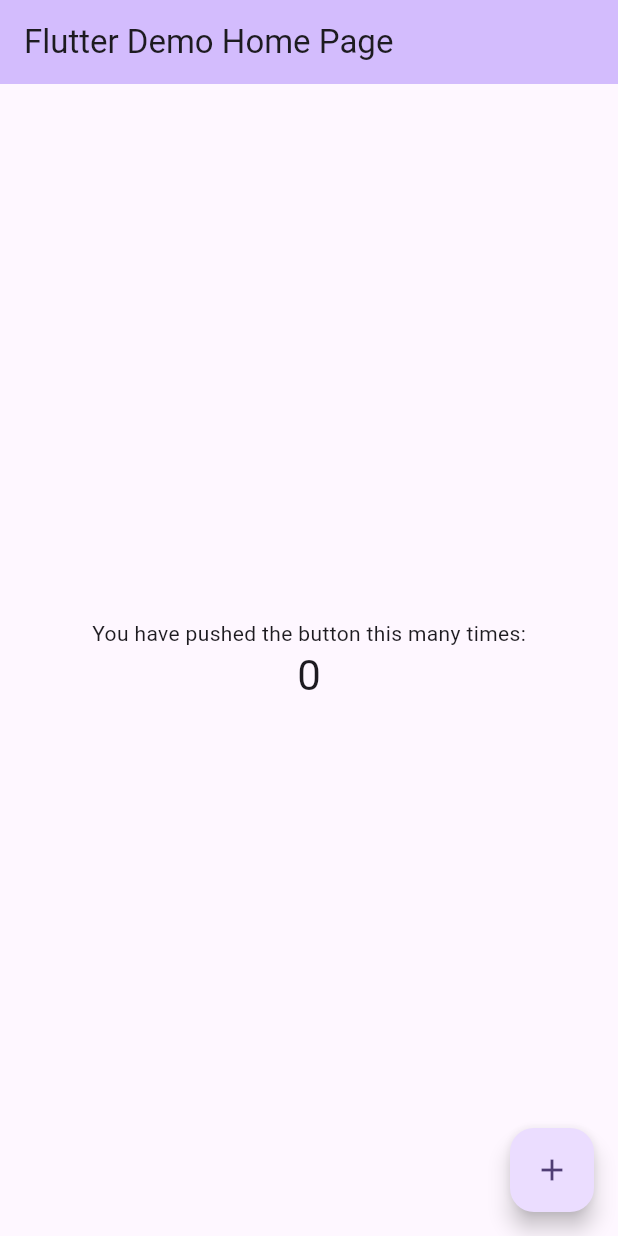
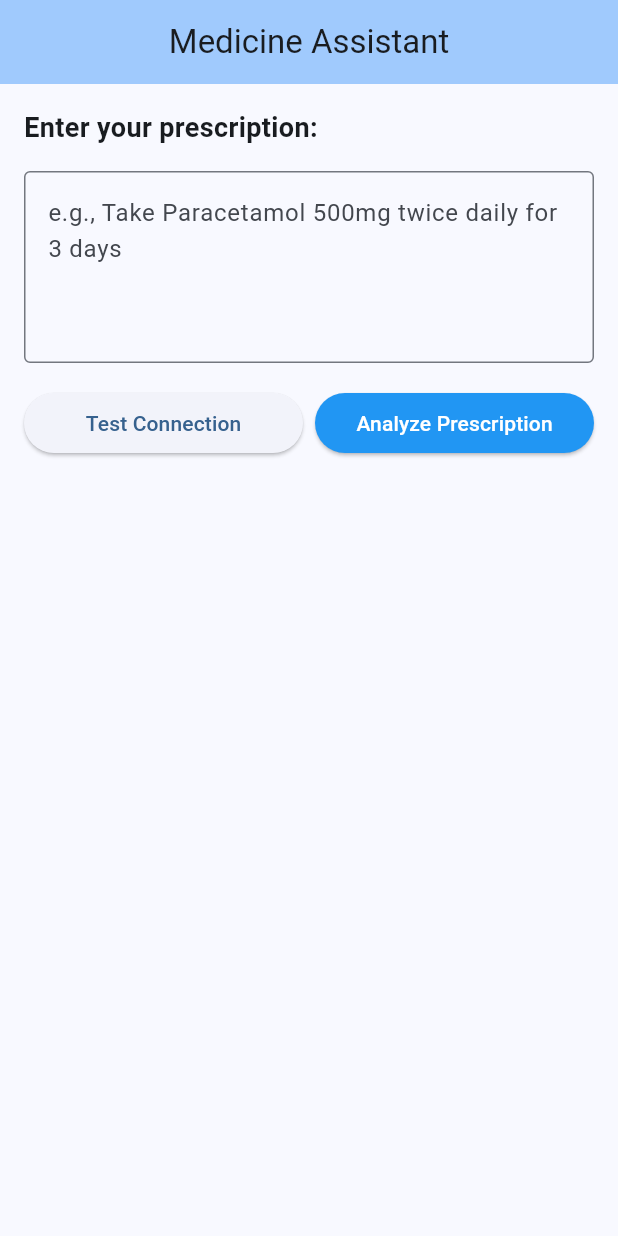
Before and after one commit to waqaszahoor1998/med-assist, a Flutter app: the screen it shows after launch, on a phone screen of 412 x 824 dp. Run offline on Flutter 3.47's test engine with Material 3 defaults, Android fonts, the phone set to English and light mode, and no system bars.

Commit message:
Complete Day 1: Full-stack integration ready
Backend (Django):
✅ Configured Django REST Framework with CORS support
✅ Created /ping/ endpoint returning API status
✅ Created /prescription/analyze/ endpoint with dummy response
✅ Set up proper URL routing and API structure

Frontend (Flutter):
✅ Built custom prescription input screen
✅ Added HTTP client with connection testing
✅ Implemented prescription analysis UI
✅ Added loading states and error handling
✅ Added http dependency to pubspec.yaml

Integration:
✅ Flutter app can send text to Django backend
✅ Backend returns structured JSON responses
✅ Frontend displays analysis results

Day 1 Deliverable: ✅ Flutter app sends text to backend and gets dummy response

```diff
--- a/frontend/medicine_assistant_app/lib/main.dart
+++ b/frontend/medicine_assistant_app/lib/main.dart
@@ -1,122 +1,224 @@
 import 'package:flutter/material.dart';
+import 'package:http/http.dart' as http;
+import 'dart:convert';
 
 void main() {
-  runApp(const MyApp());
+  runApp(const MedicineAssistantApp());
 }
 
-class MyApp extends StatelessWidget {
-  const MyApp({super.key});
+class MedicineAssistantApp extends StatelessWidget {
+  const MedicineAssistantApp({super.key});
 
-  // This widget is the root of your application.
   @override
   Widget build(BuildContext context) {
     return MaterialApp(
-      title: 'Flutter Demo',
+      title: 'Medicine Assistant',
       theme: ThemeData(
-        // This is the theme of your application.
-        //
-        // TRY THIS: Try running your application with "flutter run". You'll see
-        // the application has a purple toolbar. Then, without quitting the app,
-        // try changing the seedColor in the colorScheme below to Colors.green
-        // and then invoke "hot reload" (save your changes or press the "hot
-        // reload" button in a Flutter-supported IDE, or press "r" if you used
-        // the command line to start the app).
-        //
-        // Notice that the counter didn't reset back to zero; the application
-        // state is not lost during the reload. To reset the state, use hot
-        // restart instead.
-        //
-        // This works for code too, not just values: Most code changes can be
-        // tested with just a hot reload.
-        colorScheme: ColorScheme.fromSeed(seedColor: Colors.deepPurple),
+        colorScheme: ColorScheme.fromSeed(seedColor: Colors.blue),
+        useMaterial3: true,
       ),
-      home: const MyHomePage(title: 'Flutter Demo Home Page'),
+      home: const PrescriptionInputScreen(),
     );
   }
 }
 
-class MyHomePage extends StatefulWidget {
-  const MyHomePage({super.key, required this.title});
-
-  // This widget is the home page of your application. It is stateful, meaning
-  // that it has a State object (defined below) that contains fields that affect
-  // how it looks.
-
-  // This class is the configuration for the state. It holds the values (in this
-  // case the title) provided by the parent (in this case the App widget) and
-  // used by the build method of the State. Fields in a Widget subclass are
-  // always marked "final".
-
-  final String title;
+class PrescriptionInputScreen extends StatefulWidget {
+  const PrescriptionInputScreen({super.key});
 
   @override
-  State<MyHomePage> createState() => _MyHomePageState();
+  State<PrescriptionInputScreen> createState() => _PrescriptionInputScreenState();
 }
 
-class _MyHomePageState extends State<MyHomePage> {
-  int _counter = 0;
+class _PrescriptionInputScreenState extends State<PrescriptionInputScreen> {
+  final TextEditingController _prescriptionController = TextEditingController();
+  bool _isLoading = false;
+  String _responseMessage = '';
+  Map<String, dynamic>? _analysisResult;
 
-  void _incrementCounter() {
+  // Django API base URL - update this to match your Django server
+  static const String apiBaseUrl = 'http://127.0.0.1:8000/api';
+
+  Future<void> _testConnection() async {
     setState(() {
-      // This call to setState tells the Flutter framework that something has
-      // changed in this State, which causes it to rerun the build method below
-      // so that the display can reflect the updated values. If we changed
-      // _counter without calling setState(), then the build method would not be
-      // called again, and so nothing would appear to happen.
-      _counter++;
+      _isLoading = true;
+      _responseMessage = '';
     });
+
+    try {
+      final response = await http.get(Uri.parse('$apiBaseUrl/ping/'));
+
+      if (response.statusCode == 200) {
+        final data = jsonDecode(response.body);
+        setState(() {
+          _responseMessage = 'Connection successful: ${data['message']}';
+        });
+      } else {
+        setState(() {
+          _responseMessage = 'Connection failed: ${response.statusCode}';
+        });
+      }
+    } catch (e) {
+      setState(() {
+        _responseMessage = 'Error: $e';
+      });
+    } finally {
+      setState(() {
+        _isLoading = false;
+      });
+    }
+  }
+
+  Future<void> _analyzePrescription() async {
+    if (_prescriptionController.text.trim().isEmpty) {
+      setState(() {
+        _responseMessage = 'Please enter prescription text';
+      });
+      return;
+    }
+
+    setState(() {
+      _isLoading = true;
+      _responseMessage = '';
+      _analysisResult = null;
+    });
+
+    try {
+      final response = await http.post(
+        Uri.parse('$apiBaseUrl/prescription/analyze/'),
+        headers: {'Content-Type': 'application/json'},
+        body: jsonEncode({'text': _prescriptionController.text}),
+      );
+
+      if (response.statusCode == 200) {
+        final data = jsonDecode(response.body);
+        setState(() {
+          _analysisResult = data;
+          _responseMessage = 'Analysis completed successfully!';
+        });
+      } else {
+        setState(() {
+          _responseMessage = 'Analysis failed: ${response.statusCode}';
+        });
+      }
+    } catch (e) {
+      setState(() {
+        _responseMessage = 'Error: $e';
+      });
+    } finally {
+      setState(() {
+        _isLoading = false;
+      });
+    }
   }
 
   @override
   Widget build(BuildContext context) {
-    // This method is rerun every time setState is called, for instance as done
-    // by the _incrementCounter method above.
-    //
-    // The Flutter framework has been optimized to make rerunning build methods
-    // fast, so that you can just rebuild anything that needs updating rather
-    // than having to individually change instances of widgets.
     return Scaffold(
       appBar: AppBar(
-        // TRY THIS: Try changing the color here to a specific color (to
-        // Colors.amber, perhaps?) and trigger a hot reload to see the AppBar
-        // change color while the other colors stay the same.
         backgroundColor: Theme.of(context).colorScheme.inversePrimary,
-        // Here we take the value from the MyHomePage object that was created by
-        // the App.build method, and use it to set our appbar title.
-        title: Text(widget.title),
+        title: const Text('Medicine Assistant'),
+        centerTitle: true,
       ),
-      body: Center(
-        // Center is a layout widget. It takes a single child and positions it
-        // in the middle of the parent.
+      body: Padding(
+        padding: const EdgeInsets.all(16.0),
         child: Column(
-          // Column is also a layout widget. It takes a list of children and
-          // arranges them vertically. By default, it sizes itself to fit its
-          // children horizontally, and tries to be as tall as its parent.
-          //
-          // Column has various properties to control how it sizes itself and
-          // how it positions its children. Here we use mainAxisAlignment to
-          // center the children vertically; the main axis here is the vertical
-          // axis because Columns are vertical (the cross axis would be
-          // horizontal).
-          //
-          // TRY THIS: Invoke "debug painting" (choose the "Toggle Debug Paint"
-          // action in the IDE, or press "p" in the console), to see the
-          // wireframe for each widget.
-          mainAxisAlignment: MainAxisAlignment.center,
-          children: <Widget>[
-            const Text('You have pushed the button this many times:'),
-            Text(
-              '$_counter',
-              style: Theme.of(context).textTheme.headlineMedium,
+          crossAxisAlignment: CrossAxisAlignment.stretch,
+          children: [
+            const Text(
+              'Enter your prescription:',
+              style: TextStyle(fontSize: 18, fontWeight: FontWeight.bold),
             ),
+            const SizedBox(height: 16),
+            TextField(
+              controller: _prescriptionController,
+              maxLines: 4,
+              decoration: const InputDecoration(
+                border: OutlineInputBorder(),
+                hintText: 'e.g., Take Paracetamol 500mg twice daily for 3 days',
+              ),
+            ),
+            const SizedBox(height: 16),
+            Row(
+              children: [
+                Expanded(
+                  child: ElevatedButton(
+                    onPressed: _isLoading ? null : _testConnection,
+                    child: const Text('Test Connection'),
+                  ),
+                ),
+                const SizedBox(width: 8),
+                Expanded(
+                  child: ElevatedButton(
+                    onPressed: _isLoading ? null : _analyzePrescription,
+                    style: ElevatedButton.styleFrom(
+                      backgroundColor: Colors.blue,
+                      foregroundColor: Colors.white,
+                    ),
+                    child: const Text('Analyze Prescription'),
+                  ),
+                ),
+              ],
+            ),
+            const SizedBox(height: 16),
+            if (_isLoading)
+              const Center(
+                child: CircularProgressIndicator(),
+              ),
+            if (_responseMessage.isNotEmpty)
+              Card(
+                child: Padding(
+                  padding: const EdgeInsets.all(16.0),
+                  child: Text(
+                    _responseMessage,
+                    style: TextStyle(
+                      color: _responseMessage.contains('successful')
+                          ? Colors.green
+                          : Colors.red,
+                    ),
+                  ),
+                ),
+              ),
+            if (_analysisResult != null)
+              Expanded(
+                child: Card(
+                  child: Padding(
+                    padding: const EdgeInsets.all(16.0),
+                    child: Column(
+                      crossAxisAlignment: CrossAxisAlignment.start,
+                      children: [
+                        const Text(
+                          'Analysis Result:',
+                          style: TextStyle(fontSize: 16, fontWeight: FontWeight.bold),
+                        ),
+                        const SizedBox(height: 8),
+                        Text('Input: ${_analysisResult!['input_text']}'),
+                        const SizedBox(height: 8),
+                        const Text(
+                          'Extracted Medicines:',
+                          style: TextStyle(fontWeight: FontWeight.bold),
+                        ),
+                        ...(_analysisResult!['extracted_medicines'] as List).map(
+                          (medicine) => Padding(
+                            padding: const EdgeInsets.symmetric(vertical: 4.0),
+                            child: Text(
+                              '• ${medicine['name']} - ${medicine['dosage']} - ${medicine['frequency']} for ${medicine['duration']}',
+                            ),
+                          ),
+                        ),
+                      ],
+                    ),
+                  ),
+                ),
+              ),
           ],
         ),
       ),
-      floatingActionButton: FloatingActionButton(
-        onPressed: _incrementCounter,
-        tooltip: 'Increment',
-        child: const Icon(Icons.add),
-      ), // This trailing comma makes auto-formatting nicer for build methods.
     );
   }
+
+  @override
+  void dispose() {
+    _prescriptionController.dispose();
+    super.dispose();
+  }
 }
--- a/frontend/medicine_assistant_app/pubspec.yaml
+++ b/frontend/medicine_assistant_app/pubspec.yaml
@@ -34,6 +34,9 @@ dependencies:
   # The following adds the Cupertino Icons font to your application.
   # Use with the CupertinoIcons class for iOS style icons.
   cupertino_icons: ^1.0.8
+
+  # HTTP client for API communication
+  http: ^1.1.0
 
 dev_dependencies:
   flutter_test:
```
Also changed, not shown: 7 other files.
